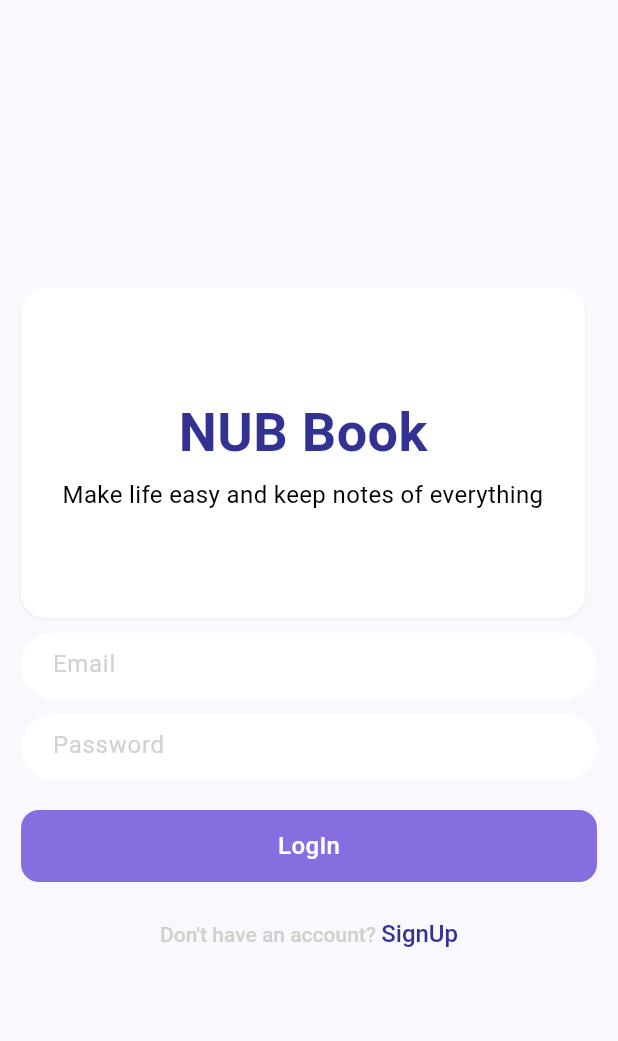
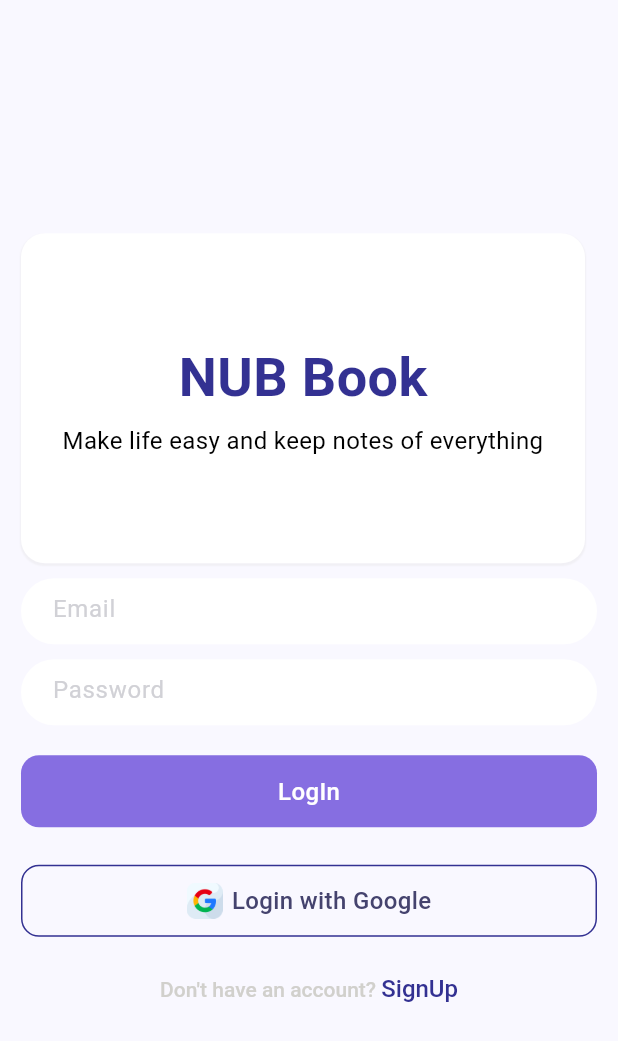
Before and after one commit to kabirhossainbd/NUB-Book-Share, a Flutter app: the screen it shows after launch, on a phone screen of 412 x 824 dp. Shown: the top 1041 px of the screen. Run offline on Flutter 3.47's test engine with Material 3 defaults, Android fonts, the phone set to English and light mode, and no system bars; our stand-ins replace awesome_notifications, cached_network_image, carousel_slider, cloud_firestore, device_info_plus, dotted_border and 24 more; missing offline and left inert: flutter_pdfview, google_mlkit_text_recognition, staggered_grid_view_flutter; accounts and stored records are empty.

Commit message:
added google signIn

```diff
--- a/lib/src/presentation/view/pages/auth/login_screen.dart
+++ b/lib/src/presentation/view/pages/auth/login_screen.dart
@@ -1,13 +1,20 @@
+import 'package:firebase_auth/firebase_auth.dart';
 import 'package:flutter/cupertino.dart';
 import 'package:flutter/gestures.dart';
 import 'package:flutter/material.dart';
+import 'package:flutter/widgets.dart';
+import 'package:flutter_svg/flutter_svg.dart';
 import 'package:get/get.dart';
 import 'package:nub_book_sharing/controller/auth_controller.dart';
+import 'package:nub_book_sharing/services/firebase_auth_service.dart';
 import 'package:nub_book_sharing/src/presentation/view/component/custom_text_field.dart';
 import 'package:nub_book_sharing/src/presentation/view/component/m_button.dart';
 import 'package:nub_book_sharing/src/presentation/view/pages/auth/registation_screen.dart';
+import 'package:nub_book_sharing/src/presentation/view/pages/drawer/drawer_dashboard.dart';
 import 'package:nub_book_sharing/src/utils/constants/m_colors.dart';
+import 'package:nub_book_sharing/src/utils/constants/m_custom_string_helper.dart';
 import 'package:nub_book_sharing/src/utils/constants/m_dimensions.dart';
+import 'package:nub_book_sharing/src/utils/constants/m_images.dart';
 import 'package:nub_book_sharing/src/utils/constants/m_styles.dart';
 class LoginScreen extends StatefulWidget {
   const LoginScreen({super.key});
@@ -30,6 +37,7 @@ class _LoginScreenState extends State<LoginScreen> {
   bool _isEmailError = false;
   bool _isPasswordError = false;
 
+  User? _user;
 
   @override
   Widget build(BuildContext context) {
@@ -132,6 +140,29 @@ class _LoginScreenState extends State<LoginScreen> {
                     }),
 
                     const SizedBox(height: MySizes.paddingSizeExtraLarge),
+
+                    GestureDetector(
+                      onTap: ()=> auth.signInWithGoogle(),
+                      child: Container(
+                        height: 48,
+                        alignment: Alignment.center,
+                        decoration: BoxDecoration(
+                            borderRadius: BorderRadius.circular(12),
+                            color: MyColor.getBackgroundColor(),
+                          border: Border.all(color: MyColor.getPrimaryColor())
+                        ),
+                        child: Row(
+                          mainAxisSize: MainAxisSize.min,
+                          children: [
+                            Image.asset(MyImage.google, width: 24, height: 24,),
+                            const SizedBox(width: 6),
+                            Text('Login with Google', style: robotoRegular.copyWith(color: MyColor.colorPrimary, fontSize: MySizes.fontSizeLarge),),
+                          ],
+                        ),
+                      ),
+                    ),
+
+                    const SizedBox(height: MySizes.paddingSizeExtraLarge),
                     RichText(text: TextSpan(
                       text: "Don't have an account?",
                       style: robotoRegular.copyWith(
--- a/lib/src/presentation/view/pages/home/home_screen.dart
+++ b/lib/src/presentation/view/pages/home/home_screen.dart
@@ -69,7 +69,7 @@ class _HomeScreenState extends State<HomeScreen> with SingleTickerProviderStateM
                           title:  Container(
                             height: 48,
                             alignment: Alignment.center,
-                            margin: const EdgeInsets.fromLTRB(16,16,16,8),
+                            margin: const EdgeInsets.fromLTRB(0,16,0,8),
                             padding: const EdgeInsets.only(left: 4),
                             decoration: BoxDecoration(
                               borderRadius: BorderRadius.circular(50),
--- a/lib/src/utils/constants/m_images.dart
+++ b/lib/src/utils/constants/m_images.dart
@@ -8,6 +8,7 @@ class MyImage {
   static const String image4 = 'assets/images/image4.png';
   static const String image5 = 'assets/images/image5.png';
   static const String image6 = 'assets/images/friends.jpg';
+  static const String google = 'assets/images/google.png';
 
   /// for svg image
   static const String filter = 'assets/svg/filter-outline.svg';
```
Also changed, not shown: lib/controller/auth_controller.dart (+34 -2 lines), lib/services/firebase_auth_service.dart (+9 -0 lines), assets/images/google.png (added), pubspec.lock.
